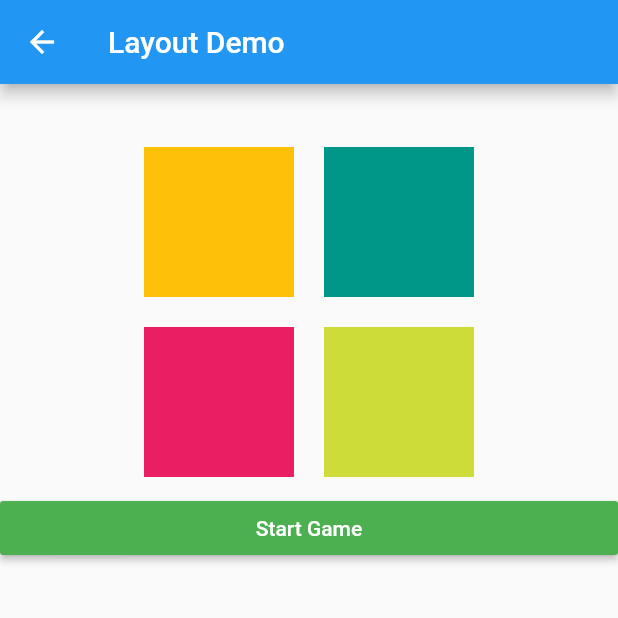
After one commit to Tevin-Brown/flutter-sample, a Flutter app: the screen it shows after launch, after a tap on "Simon Says", on a phone screen of 412 x 824 dp, the top half of it. The commit adds this screen. Run offline on Flutter 3.47's test engine with Material 2 defaults, Android fonts, the phone set to English and light mode, and no system bars.

Commit message:
making simmon says game

```diff
--- a/lib/navigation.dart
+++ b/lib/navigation.dart
@@ -1,5 +1,6 @@
 import 'package:biome/screens/home.dart';
 import 'package:biome/screens/layout_demo.dart';
+import 'package:biome/screens/simon_says_demo.dart';
 import 'package:flutter/material.dart';
 
 class AppRoutePath {
@@ -25,7 +26,7 @@ class AppRouterDelegate extends RouterDelegate<AppRoutePath>
     with ChangeNotifier, PopNavigatorRouterDelegateMixin<AppRoutePath> {
   final GlobalKey<NavigatorState> navigatorKey;
   String _selectedApp;
-  List<String> apps = ['Multipage', 'Layout'];
+  List<String> apps = ['Multipage', 'Layout', 'Simon Says'];
   AppRouterDelegate() : navigatorKey = GlobalKey<NavigatorState>();
 
   AppRoutePath get currentConfiguration {
@@ -44,6 +45,8 @@ class AppRouterDelegate extends RouterDelegate<AppRoutePath>
             child: AppListScreen(apps: apps, onTapped: _handleAppTapped)),
         if (_selectedApp == 'Layout')
           MaterialPage(key: ValueKey(_selectedApp), child: LayoutDemo())
+        else if (_selectedApp == 'Simon Says')
+          MaterialPage(key: ValueKey(_selectedApp), child: SimonSaysDemo())
         else if (_selectedApp != null)
           MaterialPage(
               key: ValueKey(_selectedApp),
--- /dev/null
+++ b/lib/screens/simon_says_demo.dart
@@ -0,0 +1,241 @@
+import 'dart:math';
+
+import 'package:flutter/material.dart';
+import 'package:collection/collection.dart';
+
+class AnimatedShape extends StatefulWidget {
+  final String _name;
+  final Color _color;
+  final bool _disable;
+  final Function onClick;
+  AnimatedShape(this._name, this._color, this._disable, this.onClick);
+
+  Color getColor() {
+    return this._color;
+  }
+
+  String getName() {
+    return this._name;
+  }
+
+  @override
+  _AnimatedShapeState createState() => _AnimatedShapeState();
+}
+
+class _AnimatedShapeState extends State<AnimatedShape>
+    with SingleTickerProviderStateMixin {
+  AnimationController _controller;
+  double _scale;
+
+  @override
+  void initState() {
+    _controller = AnimationController(
+      vsync: this,
+      duration: Duration(
+        milliseconds: 100,
+      ),
+      lowerBound: 0.0,
+      upperBound: 0.1,
+    )..addListener(() {
+        setState(() {});
+      });
+    super.initState();
+  }
+
+  @override
+  void dispose() {
+    super.dispose();
+    _controller.dispose();
+  }
+
+  void _tapDown(TapDownDetails details) {
+    if (!widget._disable) {
+      _controller.forward();
+      widget.onClick();
+    }
+  }
+
+  void _tapUp(TapUpDetails details) {
+    if (!widget._disable) {
+      _controller.reverse();
+    }
+  }
+
+  double _width = 100;
+  double _height = 100;
+
+  Widget _getChild() {
+    switch (widget._name) {
+      case 'Square':
+        return Container(
+          width: _width,
+          height: _height,
+          margin: const EdgeInsets.all(10),
+          color: widget._color,
+        );
+      default:
+        return ErrorWidget('Shape Not found');
+    }
+  }
+
+  @override
+  Widget build(BuildContext context) {
+    _scale = 1 - _controller.value;
+    return GestureDetector(
+        onTapDown: _tapDown,
+        onTapUp: _tapUp,
+        child: Transform.scale(scale: _scale, child: _getChild()));
+  }
+}
+
+class SimonSaysDemo extends StatefulWidget {
+  @override
+  _SimonSaysDemoState createState() => _SimonSaysDemoState();
+}
+
+class _SimonSaysDemoState extends State<SimonSaysDemo> {
+  List<int> _pattern = [];
+  Color _color;
+  List<int> _guesses = [];
+  int _numberOfTrys = 3;
+  bool _showColor = true;
+  List<AnimatedShape> _shapes = [];
+
+  List<AnimatedShape> _makeShapes(bool disabled) {
+    return [
+      AnimatedShape('Square', Colors.amber, disabled, () => onClick(0)),
+      AnimatedShape('Square', Colors.teal, disabled, () => onClick(1)),
+      AnimatedShape('Square', Colors.pink, disabled, () => onClick(2)),
+      AnimatedShape('Square', Colors.lime, disabled, () => onClick(3)),
+    ];
+  }
+
+  Future<void> _randomShapeIndex() async {
+    if (_pattern.length > 0)
+      await Future.delayed(
+        Duration(seconds: 1),
+      );
+    final int _random = Random().nextInt(_shapes.length);
+    setState(() {
+      _pattern += [_random];
+    });
+
+    setState(() {
+      _shapes = _makeShapes(true);
+      _showColor = true;
+    });
+
+    for (var index in _pattern) {
+      setState(() {
+        _color = _shapes[index]._color;
+      });
+      await Future.delayed(
+        Duration(seconds: 1),
+      );
+    }
+    setState(() {
+      _shapes = _makeShapes(false);
+      _showColor = false;
+    });
+    print(_pattern);
+  }
+
+  void _initialize() {
+    if (_shapes.length <= 0) {
+      setState(() {
+        _shapes = _makeShapes(true);
+      });
+    }
+  }
+
+  void onClick(int guess) {
+    var newGuessList = _guesses + [guess];
+    var currentGuessIndex = newGuessList.length - 1;
+    print(newGuessList);
+    if (guess != _pattern[currentGuessIndex]) {
+      setState(() {
+        _numberOfTrys -= 1;
+        _guesses = [];
+      });
+    } else {
+      if (newGuessList.length == _pattern.length) {
+        setState(() {
+          _guesses = [];
+        });
+        _randomShapeIndex();
+      } else {
+        setState(() {
+          _guesses = newGuessList;
+        });
+      }
+    }
+    if (_numberOfTrys == 0) {
+      _shapes = _makeShapes(true);
+    }
+  }
+
+  @override
+  Widget build(BuildContext context) {
+    _initialize();
+    final ButtonStyle flatButtonStyle = TextButton.styleFrom(
+      primary: Colors.green,
+      backgroundColor: Colors.green,
+      minimumSize: Size(88, 36),
+      padding: EdgeInsets.symmetric(horizontal: 16.0),
+      shape: const RoundedRectangleBorder(
+        borderRadius: BorderRadius.all(Radius.circular(2.0)),
+      ),
+    );
+    return Scaffold(
+      appBar: AppBar(
+        title: Text('Layout Demo'),
+      ),
+      body: ListView(
+        padding: const EdgeInsets.fromLTRB(0, 32, 0, 0),
+        children: [
+          if (_shapes.length > 0)
+            Row(
+              mainAxisAlignment: MainAxisAlignment.center,
+              children: [
+                _shapes[0],
+                _shapes[1],
+              ],
+            ),
+          if (_shapes.length > 0)
+            Row(
+              mainAxisAlignment: MainAxisAlignment.center,
+              children: [
+                _shapes[2],
+                _shapes[3],
+              ],
+            ),
+          if (_pattern.length > 0)
+            Column(children: [
+              Text(_showColor
+                  ? 'The Pattern'
+                  : _numberOfTrys == 0
+                      ? 'Game Over'
+                      : 'Your Turn'),
+              if (!_showColor)
+                Text('Remaining Guesses: ' + _numberOfTrys.toString()),
+              if (_showColor)
+                Container(
+                  width: 100,
+                  height: 100,
+                  margin: const EdgeInsets.all(10),
+                  color: _color,
+                )
+            ]),
+          if (_pattern.length < 1)
+            ElevatedButton(
+                onPressed: _randomShapeIndex,
+                child: Text(
+                  'Start Game',
+                  style: TextStyle(color: Colors.white),
+                ),
+                style: flatButtonStyle)
+        ],
+      ),
+    );
+  }
+}
```
